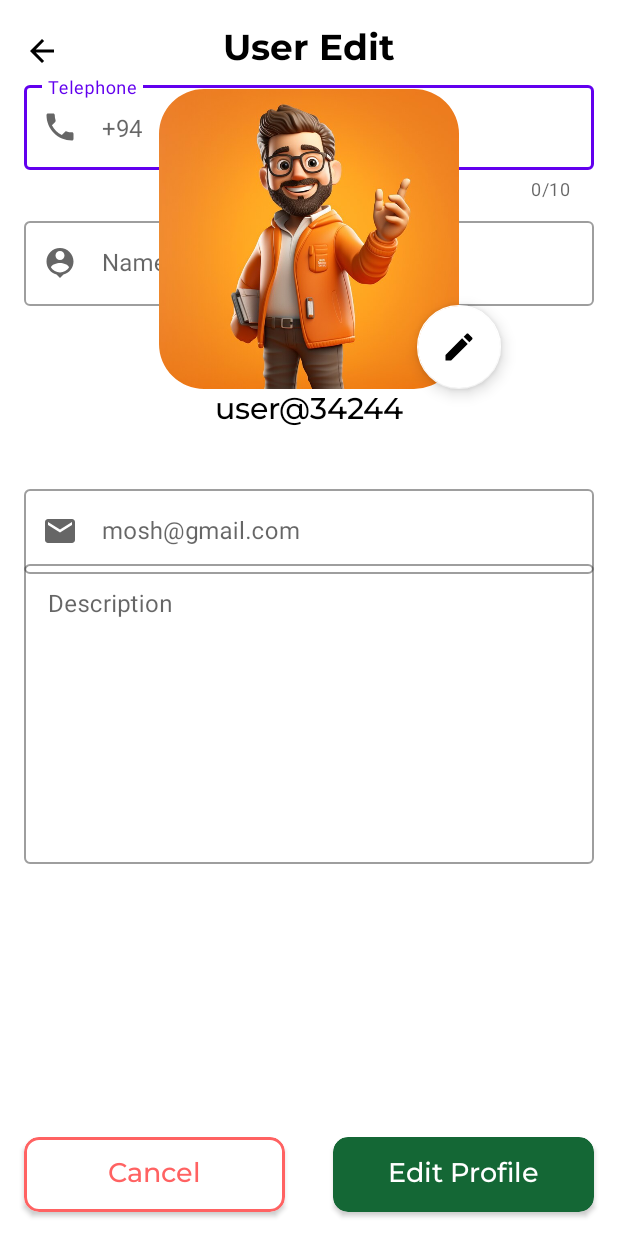
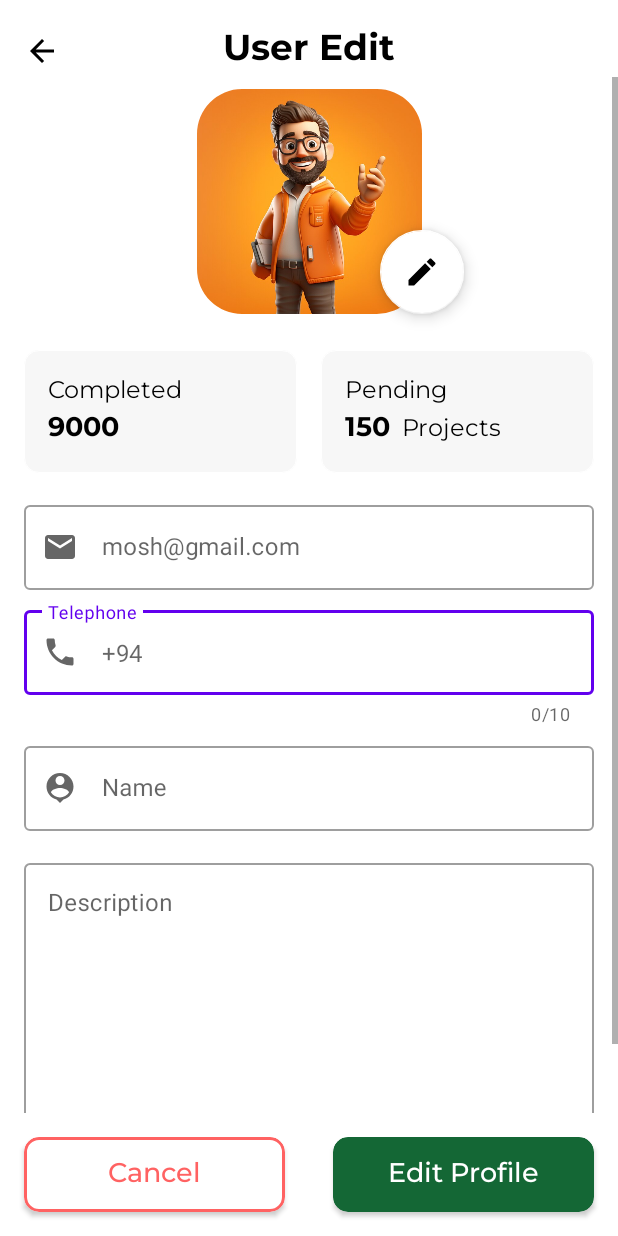
Before and after one commit to moshdev2213/InnovaInvest, an Android app: the EditProfile screen opened directly, with no data from a screen before it, on a phone screen of 412 x 824 dp. Run offline under Robolectric (Android 15) with nearby library versions, the light colour scheme and no system bars.

Commit message:
reEditProfile

```diff
--- a/frontend/Innova/app/build.gradle
+++ b/frontend/Innova/app/build.gradle
@@ -41,6 +41,7 @@ dependencies {
     implementation 'androidx.appcompat:appcompat:1.6.1'
     implementation 'com.google.android.material:material:1.5.0'
     implementation 'androidx.constraintlayout:constraintlayout:2.1.4'
+    implementation 'com.android.support:cardview-v7:28.0.0'
     testImplementation 'junit:junit:4.13.2'
     androidTestImplementation 'androidx.test.ext:junit:1.1.5'
     androidTestImplementation 'androidx.test.espresso:espresso-core:3.5.1'
--- a/frontend/Innova/app/src/main/java/com/example/innova/EntityRes/UserRecord.kt
+++ b/frontend/Innova/app/src/main/java/com/example/innova/EntityRes/UserRecord.kt
@@ -15,6 +15,7 @@ data class Record(
     val verified: Boolean,
     val emailVisibility: Boolean,
     val email: String,
+    val description: String,
     val created: String,
     val updated: String,
     val name: String,
--- a/frontend/Innova/app/src/main/res/layout/activity_edit_profile.xml
+++ b/frontend/Innova/app/src/main/res/layout/activity_edit_profile.xml
@@ -146,6 +146,124 @@
             android:layout_width="match_parent"
             android:layout_height="wrap_content">
 
+            <com.google.android.material.card.MaterialCardView
+                android:id="@+id/cvFacts01"
+                android:layout_width="0dp"
+                android:layout_height="wrap_content"
+                android:layout_marginStart="16dp"
+                android:layout_marginTop="24dp"
+                android:layout_marginEnd="16dp"
+                android:clickable="false"
+                app:cardBackgroundColor="@color/cardBorder"
+                app:cardCornerRadius="10dp"
+                app:cardElevation="0dp"
+                app:layout_constraintEnd_toStartOf="@+id/cvFacts02"
+                app:layout_constraintHorizontal_bias="0.5"
+                app:layout_constraintStart_toStartOf="parent"
+                app:layout_constraintTop_toBottomOf="@+id/imageView34"
+                app:strokeWidth="0.8dp">
+
+                <androidx.constraintlayout.widget.ConstraintLayout
+                    android:layout_width="match_parent"
+                    android:layout_height="match_parent">
+
+                    <TextView
+                        android:id="@+id/textView4"
+                        android:layout_width="wrap_content"
+                        android:layout_height="wrap_content"
+                        android:layout_marginStart="16dp"
+                        android:layout_marginTop="16dp"
+                        android:fontFamily="@font/montserrat"
+                        android:text="Completed"
+                        android:textColor="@color/black"
+                        android:textSize="16sp"
+                        app:layout_constraintStart_toStartOf="parent"
+                        app:layout_constraintTop_toTopOf="parent" />
+
+                    <TextView
+                        android:id="@+id/textView9"
+                        android:layout_width="wrap_content"
+                        android:layout_height="wrap_content"
+                        android:layout_marginStart="16dp"
+                        android:layout_marginBottom="16dp"
+                        android:fontFamily="@font/montserrat_bold"
+                        android:text="9000 "
+                        android:textColor="@color/black"
+                        android:textSize="18sp"
+                        app:layout_constraintBottom_toBottomOf="parent"
+                        app:layout_constraintHorizontal_chainStyle="packed"
+                        app:layout_constraintStart_toStartOf="parent"
+                        app:layout_constraintTop_toBottomOf="@+id/textView4"
+                        app:layout_constraintVertical_bias="1.0" />
+                </androidx.constraintlayout.widget.ConstraintLayout>
+            </com.google.android.material.card.MaterialCardView>
+
+            <com.google.android.material.card.MaterialCardView
+                android:id="@+id/cvFacts02"
+                android:layout_width="0dp"
+                android:layout_height="wrap_content"
+                android:layout_marginEnd="16dp"
+                android:clickable="false"
+                app:cardBackgroundColor="@color/cardBorder"
+                app:cardCornerRadius="10dp"
+                app:cardElevation="0dp"
+                app:layout_constraintBottom_toBottomOf="@+id/cvFacts01"
+                app:layout_constraintEnd_toEndOf="parent"
+                app:layout_constraintHorizontal_bias="0.5"
+                app:layout_constraintStart_toEndOf="@+id/cvFacts01"
+                app:layout_constraintTop_toTopOf="@+id/cvFacts01"
+                app:strokeWidth="0.8dp">
+
+                <androidx.constraintlayout.widget.ConstraintLayout
+                    android:layout_width="match_parent"
+                    android:layout_height="match_parent">
+
+                    <TextView
+                        android:id="@+id/textView4"
+                        android:layout_width="wrap_content"
+                        android:layout_height="wrap_content"
+                        android:layout_marginStart="16dp"
+                        android:layout_marginTop="16dp"
+                        android:fontFamily="@font/montserrat"
+                        android:text="Pending"
+                        android:textColor="@color/black"
+                        android:textSize="16sp"
+                        app:layout_constraintStart_toStartOf="parent"
+                        app:layout_constraintTop_toTopOf="parent" />
+
+                    <TextView
+                        android:id="@+id/textView15"
+                        android:layout_width="wrap_content"
+                        android:layout_height="wrap_content"
+                        android:layout_marginStart="8dp"
+                        android:fontFamily="@font/montserrat"
+                        android:text="Projects"
+                        android:textColor="@color/black"
+                        android:textSize="16sp"
+                        app:layout_constraintBottom_toBottomOf="@+id/textView9"
+                        app:layout_constraintStart_toEndOf="@+id/textView9"
+                        app:layout_constraintTop_toTopOf="@+id/textView9" />
+
+                    <TextView
+                        android:id="@+id/textView9"
+                        android:layout_width="wrap_content"
+                        android:layout_height="wrap_content"
+                        android:layout_marginStart="16dp"
+                        android:layout_marginEnd="8dp"
+                        android:layout_marginBottom="16dp"
+                        android:fontFamily="@font/montserrat_bold"
+                        android:text="150"
+                        android:textColor="@color/black"
+                        android:textSize="18sp"
+                        app:layout_constraintBottom_toBottomOf="parent"
+                        app:layout_constraintEnd_toStartOf="@+id/textView15"
+                        app:layout_constraintHorizontal_bias="0.5"
+                        app:layout_constraintHorizontal_chainStyle="packed"
+                        app:layout_constraintStart_toStartOf="parent"
+                        app:layout_constraintTop_toBottomOf="@+id/textView4" />
+                </androidx.constraintlayout.widget.ConstraintLayout>
+            </com.google.android.material.card.MaterialCardView>
+
             <com.google.android.material.textfield.TextInputLayout
                 android:id="@+id/textInputLayout03"
                 style="@style/Widget.MaterialComponents.TextInputLayout.OutlinedBox"
@@ -200,6 +318,7 @@
                 android:layout_width="0dp"
                 android:layout_height="wrap_content"
                 android:layout_marginStart="16dp"
+                android:layout_marginTop="8dp"
                 android:layout_marginEnd="16dp"
                 android:hint="Telephone"
                 app:counterEnabled="true"
@@ -207,9 +326,9 @@
                 app:endIconMode="clear_text"
                 app:layout_constraintEnd_toEndOf="parent"
                 app:layout_constraintStart_toStartOf="parent"
+                app:layout_constraintTop_toBottomOf="@+id/textInputLayout3"
                 app:prefixText="+94"
-                app:startIconDrawable="@drawable/baseline_local_phone_24"
-                tools:layout_editor_absoluteY="341dp">
+                app:startIconDrawable="@drawable/baseline_local_phone_24">
 
                 <com.google.android.material.textfield.TextInputEditText
                     android:layout_width="match_parent"
@@ -224,12 +343,12 @@
                 android:layout_width="0dp"
                 android:layout_height="wrap_content"
                 android:layout_marginStart="16dp"
-                android:layout_marginTop="32dp"
+                android:layout_marginTop="16dp"
                 android:layout_marginEnd="16dp"
                 android:hint="mosh@gmail.com"
                 app:layout_constraintEnd_toEndOf="parent"
                 app:layout_constraintStart_toStartOf="parent"
-                app:layout_constraintTop_toBottomOf="@+id/textView71"
+                app:layout_constraintTop_toBottomOf="@+id/cvFacts01"
                 app:startIconDrawable="@drawable/baseline_email_24">
 
                 <com.google.android.material.textfield.TextInputEditText
@@ -238,24 +357,10 @@
                     android:enabled="false" />
             </com.google.android.material.textfield.TextInputLayout>
 
-            <TextView
-                android:id="@+id/textView71"
-                android:layout_width="wrap_content"
-                android:layout_height="wrap_content"
-                android:layout_marginStart="16dp"
-                android:layout_marginEnd="16dp"
-                android:fontFamily="@font/montserrat_medium"
-                android:text="user@34244"
-                android:textColor="@color/black"
-                android:textSize="20sp"
-                app:layout_constraintEnd_toEndOf="parent"
-                app:layout_constraintStart_toStartOf="parent"
-                app:layout_constraintTop_toBottomOf="@+id/imageView34" />
-
             <com.google.android.material.imageview.ShapeableImageView
                 android:id="@+id/imageView34"
-                android:layout_width="200dp"
-                android:layout_height="200dp"
+                android:layout_width="150dp"
+                android:layout_height="150dp"
                 android:layout_marginTop="8dp"
                 android:scaleType="centerCrop"
                 android:src="@drawable/probanner"
```
